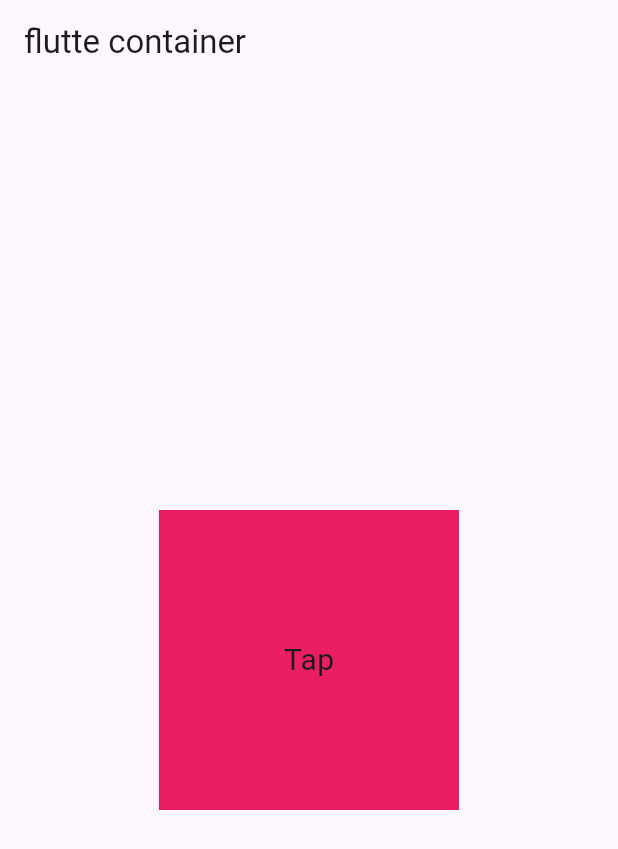
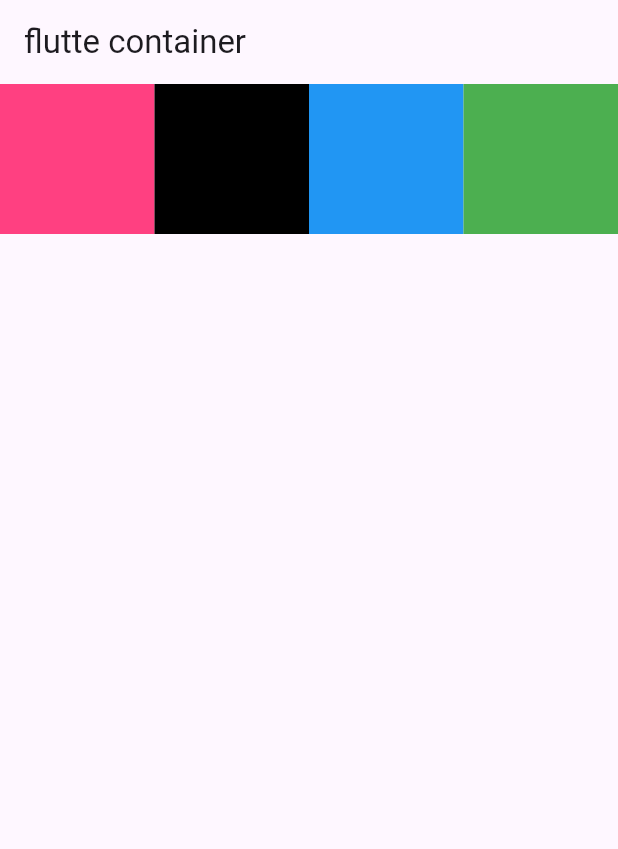
Before and after one commit to kri-sh27/flutter_practice, a Flutter app: the screen it shows after launch, on a phone screen of 412 x 824 dp. Shown: the top 849 px of the screen. Run offline on Flutter 3.47's test engine with Material 2 defaults, Android fonts, the phone set to English and light mode, and no system bars.

Commit message:
copleted till expanded

```diff
--- a/practice/lib/main.dart
+++ b/practice/lib/main.dart
@@ -34,33 +34,168 @@ class MyHomePage extends StatefulWidget {
 class _MyHomePageState extends State<MyHomePage> {
   @override
   Widget build(BuildContext context) {
+    // var arrNames = ['a', 's', 'd', 'f', 'g'];
     return Scaffold(
         appBar: AppBar(
           title: const Text("flutte container "),
         ),
-      body: Center(
-        child: InkWell(
-          onTap: () {
-            print("correctly tapped on container");
-          },
+        body: Row(
+          children: [
+            Expanded(
               child: Container(
-            height: 200,
-            width: 200,
-            color: Colors.pink,
-            child: Center(
-              child: InkWell(
-                onTap: () {
-                  print("tapped on text");
-                },
-                child: const Text(
-                  "Tap",
-                  style: TextStyle(fontSize: 20),
+                width: 50,
+                height: 100,
+                color: Colors.pinkAccent,
               ),
             ),
+            Expanded(
+              child: Container(
+                width: 50,
+                height: 100,
+                color: Colors.black,
               ),
             ),
+            Expanded(
+              child: Container(
+                width: 50,
+                height: 100,
+                color: Colors.blue,
               ),
             ),
+            Expanded(
+              child: Container(
+                width: 50,
+                height: 100,
+                color: Colors.green,
+              ),
+            )
+          ],
+        )
+        // CircleAvatar()
+        // ListView.separated(
+        //   itemBuilder: (context, index) {
+        //     return ListTile(
+        //       leading: Text('$index+1'),
+        //       title: Text(arrNames[index]),
+        //       subtitle: const Text('Number'),
+        //       trailing: const Icon(Icons.add),
+        //     );
+        //   },
+        //   separatorBuilder: (context, index) {
+        //     return const Divider(
+        //       height: 20,
+        //       thickness: 2,
+        //     );
+        //   },
+        //   itemCount: arrNames.length,
+        // ),
+        // Padding(
+        //   padding: const EdgeInsets.all(8.0),
+        //   child: SingleChildScrollView(
+        //     child: Column(
+        //       children: [
+        //         SingleChildScrollView(
+        //           scrollDirection: Axis.horizontal,
+        //           child: Row(
+        //             children: [
+        //               Padding(
+        //                 padding: const EdgeInsets.all(8.0),
+        //                 child: Container(
+        //                   margin: EdgeInsets.only(right: 11),
+        //                   height: 200,
+        //                   color: Colors.pink,
+        //                 ),
+        //               ),
+        //               Container(
+        //                 margin: EdgeInsets.only(right: 11),
+        //                 height: 200,
+        //                 width: 200,
+        //                 color: Colors.pink,
+        //               ),
+        //               Container(
+        //                 margin: EdgeInsets.only(right: 11),
+        //                 height: 200,
+        //                 width: 200,
+        //                 color: Colors.pink,
+        //               ),
+        //               Container(
+        //                 margin: EdgeInsets.only(right: 11),
+        //                 height: 200,
+        //                 width: 200,
+        //                 color: Colors.pink,
+        //               ),
+        //               Container(
+        //                 margin: EdgeInsets.only(right: 11),
+        //                 height: 200,
+        //                 width: 200,
+        //                 color: Colors.pink,
+        //               ),
+        //             ],
+        //           ),
+        //         ),
+        //         Container(
+        //           margin: EdgeInsets.only(bottom: 11),
+        //           height: 200,
+        //           width: 200,
+        //           color: Colors.pink,
+        //         ),
+        //         Container(
+        //           margin: EdgeInsets.only(bottom: 11),
+        //           height: 200,
+        //           width: 200,
+        //           color: Colors.pink,
+        //         ),
+        //         Container(
+        //           margin: EdgeInsets.only(bottom: 11),
+        //           height: 200,
+        //           width: 200,
+        //           color: Colors.pink,
+        //         ),
+        //         Container(
+        //           margin: EdgeInsets.only(bottom: 11),
+        //           height: 200,
+        //           width: 200,
+        //           color: Colors.pink,
+        //         ),
+        //         Container(
+        //           margin: EdgeInsets.only(bottom: 11),
+        //           height: 200,
+        //           width: 200,
+        //           color: Colors.pink,
+        //         ),
+        //         Container(
+        //           margin: EdgeInsets.only(bottom: 11),
+        //           height: 200,
+        //           width: 200,
+        //           color: Colors.pink,
+        //         ),
+        //       ],
+        //     ),
+        //   ),
+        // )
+        //  Center(
+        //   child: InkWell(
+        //     onTap: () {
+        //       print("correctly tapped on container");
+        //     },
+        //     child: Container(
+        //       height: 200,
+        //       width: 200,
+        //       color: Colors.pink,
+        //       child: Center(
+        //         child: InkWell(
+        //           onTap: () {
+        //             print("tapped on text");
+        //           },
+        //           child: const Text(
+        //             "Tap",
+        //             style: TextStyle(fontSize: 20),
+        //           ),
+        //         ),
+        //       ),
+        //     ),
+        //   ),
+        // ),
         );
     // Column(
     //   mainAxisAlignment: MainAxisAlignment.spaceEvenly,
```
Also changed, not shown: practice/lib/new.dart (added). Lines whose indentation alone changed are shown as unchanged.
